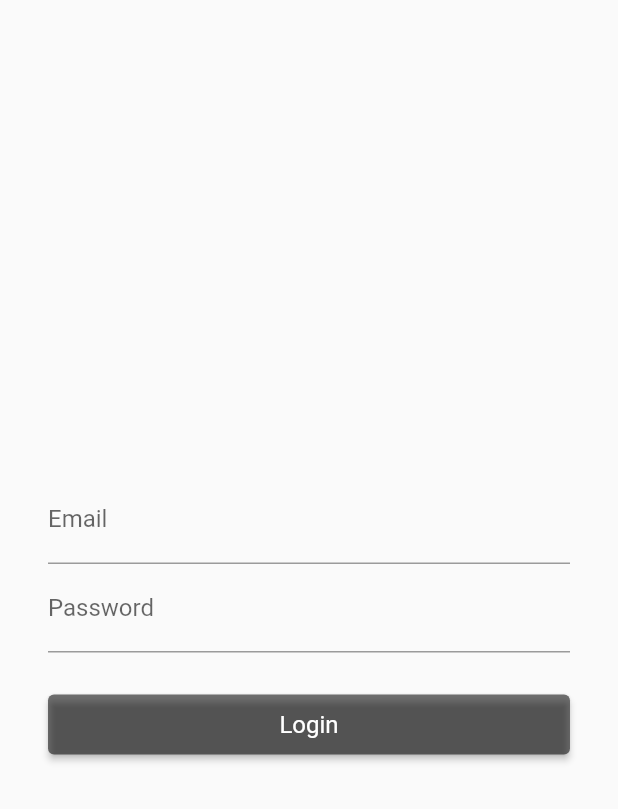
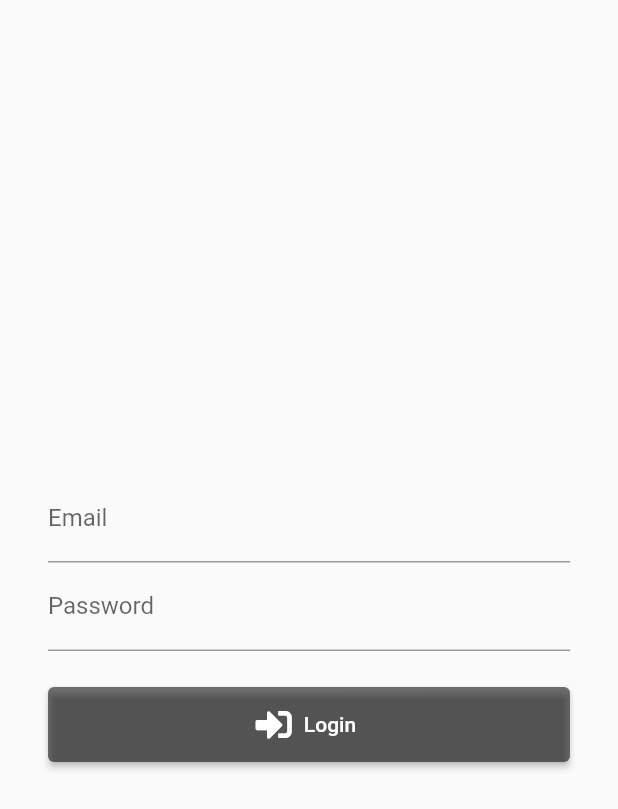
Before and after one commit to BGM-109/ssac_flutter, a Flutter app: the screen it shows after launch, after a tap on "Login", on a phone screen of 412 x 824 dp. Shown: the top 809 px of the screen. Run offline on Flutter 3.47's test engine with Material 2 defaults, Android fonts, the phone set to English and light mode, and no system bars; drawn by our look-alikes of modal_progress_hud_nsn; our stand-ins replace firebase_auth, firebase_core, flutter_bloc, flutter_slidable, font_awesome_flutter, get and 2 more; accounts and stored records are empty.

Commit message:
button add icon, create google sign in provider

```diff
--- a/sunmstagram/lib/components/custom_button.dart
+++ b/sunmstagram/lib/components/custom_button.dart
@@ -1,35 +1,30 @@
 import 'package:flutter/material.dart';
+import 'package:font_awesome_flutter/font_awesome_flutter.dart';
 
 class CustomButton extends StatelessWidget {
   const CustomButton(
       {Key? key,
       required this.title,
       this.color = Colors.white,
+      required this.icon,
       required this.onPressed})
       : super(key: key);
   final String title;
   final Color color;
   final Function()? onPressed;
+  final Widget icon;
 
   @override
   Widget build(BuildContext context) {
-    return ElevatedButton(
+    return ElevatedButton.icon(
       style: ElevatedButton.styleFrom(
-        minimumSize: const Size.fromHeight(40.0),
+        minimumSize: const Size(double.infinity, 50),
         primary: color,
         onPrimary: Colors.white,
-        textStyle: const TextStyle(fontSize: 16),
       ),
       onPressed: onPressed,
-      child: Row(
-        mainAxisAlignment: MainAxisAlignment.center,
-        children: [
-          const SizedBox(
-            height: 24.0,
-          ),
-          Text(title,),
-        ],
-      ),
+      icon: icon,
+      label: Text(title),
     );
   }
 }
--- a/sunmstagram/lib/main.dart
+++ b/sunmstagram/lib/main.dart
@@ -1,5 +1,7 @@
 import 'package:firebase_core/firebase_core.dart';
 import 'package:flutter/material.dart';
+import 'package:provider/provider.dart';
+import 'package:sunmstagram/provider/google_sign_in_provider.dart';
 import 'package:sunmstagram/screens/create_screen.dart';
 import 'package:sunmstagram/screens/home_screen.dart';
 import 'package:sunmstagram/screens/initial_screen.dart';
@@ -18,7 +20,9 @@ class MyApp extends StatelessWidget {
   // This widget is the root of your application.
   @override
   Widget build(BuildContext context) {
-    return MaterialApp(
+    return ChangeNotifierProvider(
+      create: (context) => GoogleSignInProvider(),
+      child: MaterialApp(
         title: 'Flutter Demo',
         theme: ThemeData(
           primaryColor: Colors.white,
@@ -32,6 +36,7 @@ class MyApp extends StatelessWidget {
           CreateScreen.id: (context) => const CreateScreen(),
         },
         home: const LoginScreen(),
+      ),
     );
   }
 }
--- /dev/null
+++ b/sunmstagram/lib/provider/google_sign_in_provider.dart
@@ -0,0 +1,25 @@
+import 'package:firebase_auth/firebase_auth.dart';
+import 'package:flutter/material.dart';
+import 'package:google_sign_in/google_sign_in.dart';
+
+class GoogleSignInProvider extends ChangeNotifier {
+  final googleSignIn = GoogleSignIn();
+
+  GoogleSignInAccount? _user;
+
+  GoogleSignInAccount get user => _user!;
+
+  Future googleLogin() async {
+    final googleUser = await googleSignIn.signIn();
+    if (googleUser == null) return;
+    _user = googleUser;
+
+    final googleAuth = await googleUser.authentication;
+    final credential = GoogleAuthProvider.credential(
+      accessToken: googleAuth.accessToken,
+      idToken: googleAuth.idToken,
+    );
+    await FirebaseAuth.instance.signInWithCredential(credential);
+    notifyListeners();
+  }
+}
--- a/sunmstagram/lib/screens/initial_screen.dart
+++ b/sunmstagram/lib/screens/initial_screen.dart
@@ -1,6 +1,9 @@
 import 'package:flutter/cupertino.dart';
 import 'package:flutter/material.dart';
+import 'package:font_awesome_flutter/font_awesome_flutter.dart';
+import 'package:provider/provider.dart';
 import 'package:sunmstagram/components/custom_button.dart';
+import 'package:sunmstagram/provider/google_sign_in_provider.dart';
 import 'package:sunmstagram/screens/login_screens.dart';
 import 'package:sunmstagram/screens/register_screen.dart';
 
@@ -19,33 +22,47 @@ class InitialScreen extends StatelessWidget {
         crossAxisAlignment: CrossAxisAlignment.stretch,
         mainAxisAlignment: MainAxisAlignment.center,
         children: [
-          const Text("📷 Sunm Stagram",
-              textAlign: TextAlign.center,
+          const FlutterLogo(
+            size: 120.0,
+            duration: Duration(seconds: 3),
+          ),
+          const SizedBox(height: 32.0),
+          const Text("Hey there, \nWelcome back",
+              textAlign: TextAlign.left,
               style: TextStyle(
                 fontWeight: FontWeight.bold,
-                fontSize: 32.0,
+                fontSize: 24.0,
               )),
-          const SizedBox(
-            height: 32.0,
-          ),
+          const SizedBox(height: 8.0),
+          const Text("Login to your account to continue"),
+          const SizedBox(height: 32.0),
           CustomButton(
+            icon: const FaIcon(FontAwesomeIcons.envelope),
             title: "Login",
             color: Colors.black54,
             onPressed: () {
               Navigator.pushNamed(context, LoginScreen.id);
             },
           ),
+          const SizedBox(height: 8.0),
           CustomButton(
+            icon: const FaIcon(FontAwesomeIcons.registered),
             title: "Register",
             color: Colors.black54,
             onPressed: () {
               Navigator.pushNamed(context, RegisterScreen.id);
             },
           ),
+          const SizedBox(height: 8.0),
           CustomButton(
-            title: "Sign in Google",
+            icon: const FaIcon(FontAwesomeIcons.google),
+            title: "Sign with Google",
             color: Colors.redAccent,
-            onPressed: () {},
+            onPressed: () {
+              final provider =
+                  Provider.of<GoogleSignInProvider>(context, listen: false);
+              provider.googleLogin();
+            },
           ),
         ],
       ),
--- a/sunmstagram/lib/screens/login_screens.dart
+++ b/sunmstagram/lib/screens/login_screens.dart
@@ -1,5 +1,6 @@
 import 'package:firebase_auth/firebase_auth.dart';
 import 'package:flutter/material.dart';
+import 'package:font_awesome_flutter/font_awesome_flutter.dart';
 import 'package:sunmstagram/components/custom_button.dart';
 import 'package:sunmstagram/constants.dart';
 import 'package:sunmstagram/screens/home_screen.dart';
@@ -45,10 +46,11 @@ class _LoginScreenState extends State<LoginScreen> {
                   onChanged: (text) {
                     password = text;
                   }),
-              SizedBox(
+              const SizedBox(
                 height: 24.0,
               ),
               CustomButton(
+                icon: const FaIcon(FontAwesomeIcons.signInAlt),
                 title: "Login",
                 color: Colors.black54,
                 onPressed: () async {
--- a/sunmstagram/lib/screens/register_screen.dart
+++ b/sunmstagram/lib/screens/register_screen.dart
@@ -1,6 +1,7 @@
 import 'package:firebase_auth/firebase_auth.dart';
 import 'package:flutter/material.dart';
 import 'package:flutter/widgets.dart';
+import 'package:font_awesome_flutter/font_awesome_flutter.dart';
 import 'package:sunmstagram/components/custom_button.dart';
 import 'package:sunmstagram/constants.dart';
 import 'package:sunmstagram/screens/home_screen.dart';
@@ -48,10 +49,11 @@ class _RegisterScreenState extends State<RegisterScreen> {
               password = text;
             },
           ),
-          SizedBox(
+          const SizedBox(
             height: 24.0,
           ),
           CustomButton(
+            icon: const FaIcon(FontAwesomeIcons.signInAlt),
             title: "Register",
             color: Colors.black54,
             onPressed: () async {
--- a/sunmstagram/pubspec.yaml
+++ b/sunmstagram/pubspec.yaml
@@ -40,6 +40,8 @@ dependencies:
   modal_progress_hud_nsn: ^0.1.0-nullsafety-1
   provider: ^6.0.1
   image_picker: ^0.8.4+2
+  font_awesome_flutter: ^9.1.0
+  google_sign_in: ^5.1.1
 
 dev_dependencies:
   flutter_test:
```
Also changed, not shown: sunmstagram/pubspec.lock. Lines whose indentation alone changed are shown as unchanged.
